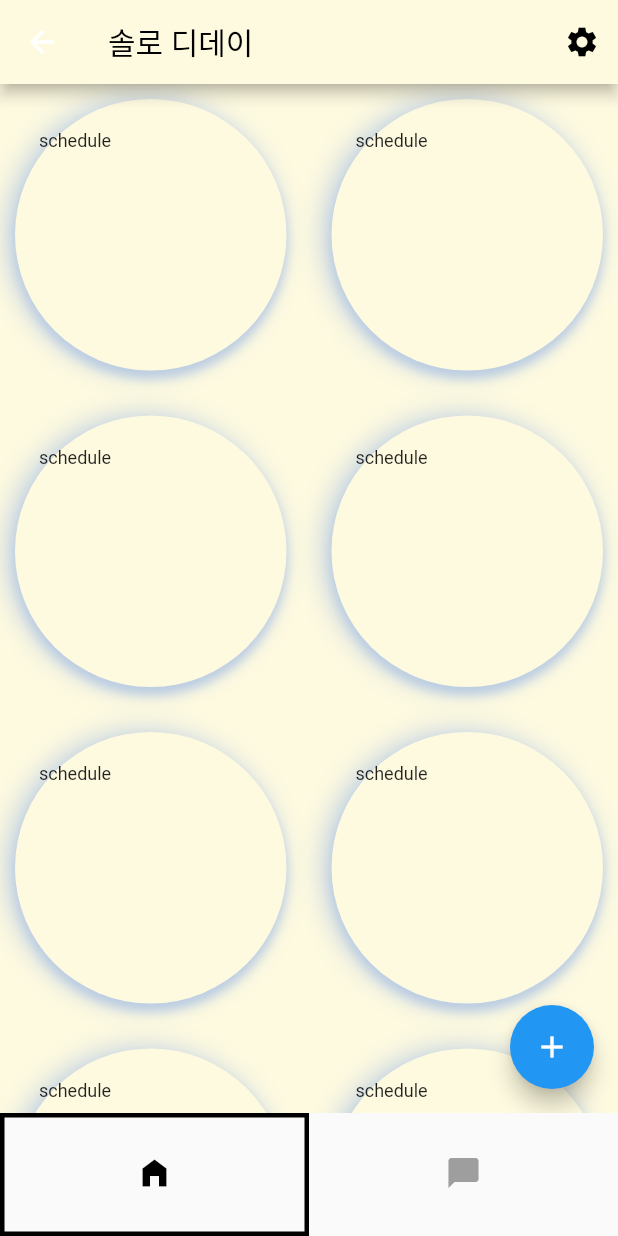
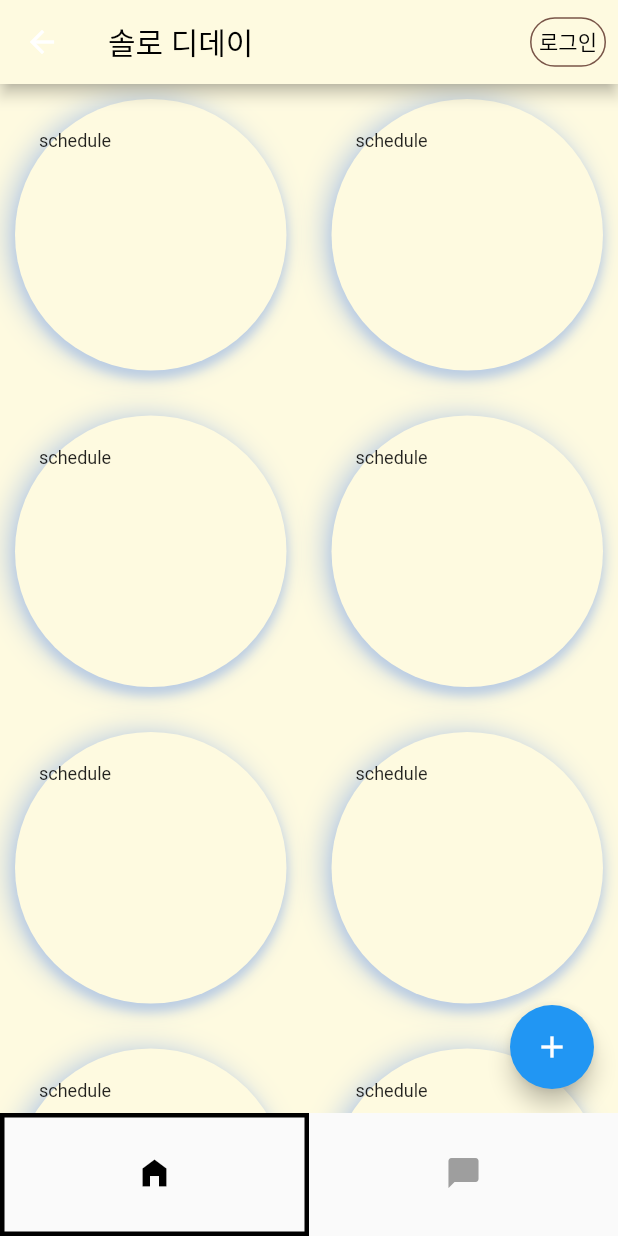
Before and after one commit to bgwbgw100/soloDiary, a Flutter app: the screen it shows after launch, after a tap on an icon or button, on a phone screen of 412 x 824 dp. Run offline on Flutter 3.47's test engine with Material 2 defaults, Android fonts, the phone set to English and light mode, and no system bars; our stand-ins replace firebase_auth, firebase_core; missing offline and left inert: kakao_flutter_sdk_user; accounts and stored records are empty; generated files the repository leaves out were written again.

Commit message:
로그인

```diff
--- /dev/null
+++ b/lib/common/login/LoginProvider.dart
@@ -0,0 +1,27 @@
+import 'package:flutter/material.dart';
+
+class LoginProvider with ChangeNotifier {
+
+  static final LoginProvider _instance = new LoginProvider();
+  _LoginProvider(){}
+
+  static LoginProvider getInstance(){
+    return _instance;
+  }
+
+  bool _isLoggedIn = false;
+
+  bool get isLoggedIn => _isLoggedIn;
+
+  void loginSetProvider() {
+
+    _isLoggedIn = true;
+    notifyListeners();
+  }
+
+  void logoutSetProvider() {
+
+    _isLoggedIn = false;
+    notifyListeners();
+  }
+}
--- /dev/null
+++ b/lib/common/login/tap/widget/loginWidget.dart
@@ -0,0 +1,33 @@
+import 'package:flutter/material.dart';
+import 'package:solodiary/common/loginPopupVC.dart';
+
+class LoginButtonWidget extends StatelessWidget {
+  const LoginButtonWidget({Key? key}) : super(key: key);
+
+  @override
+  Widget build(BuildContext context) {
+    return TextButton(
+      onPressed: () {
+        showDialog(
+          context: context,
+          barrierDismissible: true,
+          builder: (BuildContext context) {
+            return LoginPopupVC();
+          },
+        );
+      },
+      child: Container(
+        margin: EdgeInsets.all(0),
+        padding: EdgeInsets.all(5),
+        decoration: BoxDecoration(
+          borderRadius: BorderRadius.all(Radius.circular(30)),
+          border: Border.all(color: Colors.brown, style: BorderStyle.solid),
+        ),
+        child: Text(
+          "로그인",
+          style: TextStyle(color: Colors.black),
+        ),
+      ),
+    );
+  }
+}
--- a/lib/common/mainTabBarController.dart
+++ b/lib/common/mainTabBarController.dart
@@ -1,5 +1,10 @@
+import 'package:firebase_auth/firebase_auth.dart';
 import 'package:flutter/material.dart';
+import 'package:provider/provider.dart';
 import 'package:solodiary/chat/chatView.dart';
+import 'package:solodiary/common/login/LoginProvider.dart';
+import 'package:solodiary/common/login/tap/widget/loginWidget.dart';
+import 'package:solodiary/common/login/tap/widget/menuDropdownButton.dart';
 import 'package:solodiary/home/homeView.dart';
 import 'package:solodiary/common/settingView.dart';
 import 'package:solodiary/util/customColor.dart';
@@ -12,6 +17,7 @@ class TabPage extends StatefulWidget {
 }
 
 class _TabPageState extends State<TabPage> with TickerProviderStateMixin {
+
   late TabController _tabController;
 
   @override
@@ -25,6 +31,8 @@ class _TabPageState extends State<TabPage> with TickerProviderStateMixin {
 
   @override
   Widget build(BuildContext context) {
+    final loginProvider = Provider.of<LoginProvider>(context);
+
 
     return Scaffold(
       appBar: AppBar(
@@ -34,10 +42,14 @@ class _TabPageState extends State<TabPage> with TickerProviderStateMixin {
           style: TextStyle(color: Colors.black),
         ),
         actions: [
-          IconButton(onPressed: (){
+          loginProvider.isLoggedIn ?
+          MenuDropdownButton(FirebaseAuth.instance.currentUser?.displayName ?? "에러") :
+          LoginButtonWidget()
+
+         /* IconButton(onPressed: (){
 
             Navigator.push(context, MaterialPageRoute(builder: (context) => SettingView()));
-          }, icon: Icon(Icons.settings), color: Colors.black,)
+          }, icon: Icon(Icons.settings), color: Colors.black,)*/
         ],
       ),
       bottomNavigationBar: TabBar(
--- a/lib/intro.dart
+++ b/lib/intro.dart
@@ -50,7 +50,6 @@ class Intro extends StatelessWidget {
                 child: TextButton(
                     child: Text(toDay,style: TextStyle(fontSize: fSize))
                     ,onPressed: (){
-
                 }),
               )
             ],
--- a/lib/main.dart
+++ b/lib/main.dart
@@ -1,6 +1,8 @@
 import 'package:firebase_core/firebase_core.dart';
 import 'package:flutter/material.dart';
 import 'package:kakao_flutter_sdk_user/kakao_flutter_sdk_user.dart';
+import 'package:provider/provider.dart';
+import 'package:solodiary/common/login/LoginProvider.dart';
 import 'package:solodiary/common/login/loginService.dart';
 import 'package:solodiary/firebase_options.dart';
 import 'chat/chatView.dart';
@@ -13,19 +15,20 @@ void main() async {
   await Firebase.initializeApp(
     options: DefaultFirebaseOptions.currentPlatform,
   );
- // print(await  KakaoSdk.origin);
+  // print(await  KakaoSdk.origin);
 
   KakaoSdk.init(
-    nativeAppKey: '96e9047419b88a0bfed0295288ee2296',
-    javaScriptAppKey: '4ea8ab4f350aacf363b8da7c20cceb36'
-  );
+      nativeAppKey: '96e9047419b88a0bfed0295288ee2296',
+      javaScriptAppKey: '4ea8ab4f350aacf363b8da7c20cceb36');
 
-  LoginService loginService = LoginService();
-  loginService.kakaoLogin2();
+  runApp(
+    ChangeNotifierProvider(
+      create: (context) => LoginProvider.getInstance(),
+      child: MaterialApp(
 
-  runApp(MaterialApp(
-      home: MyApp()
-  )
+        home: MyApp(),
+      ),
+    ),
   );
 }
 
@@ -34,9 +37,6 @@ class MyApp extends StatelessWidget {
 
   @override
   Widget build(BuildContext context) {
-
-      return Intro(routeContext: context,route:TabPage());
-
-
+    return Intro(routeContext: context, route: TabPage());
   }
 }
--- a/lib/mainView/popupWidget.dart
+++ b/lib/mainView/popupWidget.dart
@@ -1,4 +1,5 @@
 import 'package:flutter/material.dart';
+import 'package:solodiary/mainView/mainViewService.dart';
 import 'package:solodiary/util/customColor.dart';
 import 'package:solodiary/util/dateUtil.dart';
 import 'package:solodiary/util/inputDateUtil.dart';
--- a/pubspec.yaml
+++ b/pubspec.yaml
@@ -41,6 +41,8 @@ dependencies:
   cupertino_icons: ^1.0.2
   http: ^0.13.6
   firebase_auth: ^4.6.1
+  uuid: ^3.0.7
+  provider: ^6.0.5
 
 dev_dependencies:
   flutter_test:
```
Also changed, not shown: lib/common/login/loginService.dart (+41 -39 lines), lib/common/login/tap/widget/menuDropdownButton.dart (added, +34 -0 lines), lib/common/loginPopupVC.dart (+8 -3 lines).
